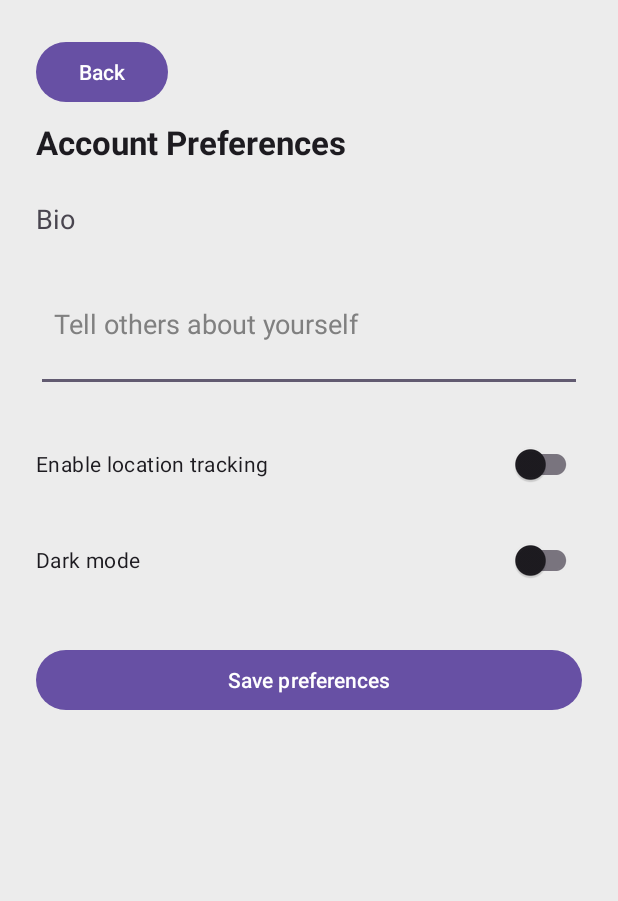
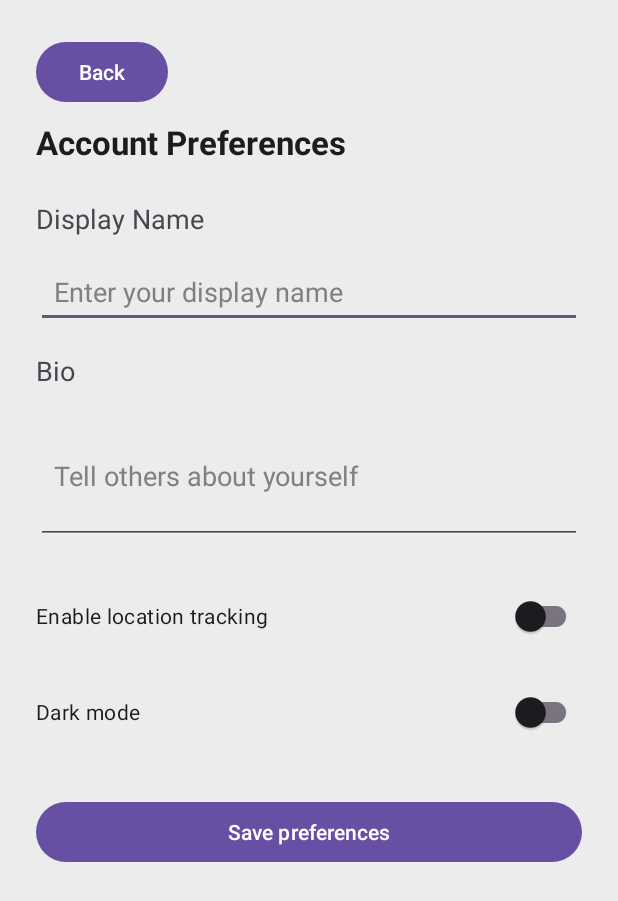
Before and after one commit to Unimeme/Unimeme, an Android app: the AccountActivity screen opened directly, with no data from a screen before it, after a tap on "Account Settings", on a phone screen of 412 x 824 dp. Shown: the top 901 px of the screen. Run offline under Robolectric (Android 15) with nearby library versions, the phone set to English and light mode, and no system bars.

Commit message:
Added Post Delete and Account name change
Posts can now be deleted if they're the user's.

Accounts now have a name associated to them, as well as the ID. This will further relay into more detailing on accounts page with Assignment 5

```diff
--- a/CSE476Assignment3_base/app/src/main/java/com/example/cse476assignment2/AccountActivity.java
+++ b/CSE476Assignment3_base/app/src/main/java/com/example/cse476assignment2/AccountActivity.java
@@ -7,16 +7,10 @@ import android.widget.Button;
 import android.widget.TextView;
 
 import androidx.appcompat.app.AppCompatActivity;
-import androidx.appcompat.app.AppCompatDelegate;
-
-// The following code is written based on YouTube videos I watched
-// ChatGPT was used to beautify code and add comments in places they were not in already
-// change for testing merge in git repo
 
 public class AccountActivity extends AppCompatActivity {
 
-    // Declare UI elements and shared preferences
-    TextView usernameTextView;
+    TextView displayNameTextView, emailTextView;
     Button leaderboardButton, communitypostsButton, logoutButton, accountSettingsButton;
     SharedPreferences sharedPreferences;
 
@@ -25,13 +19,13 @@ public class AccountActivity extends AppCompatActivity {
         super.onCreate(savedInstanceState);
         setContentView(R.layout.activity_account);
 
-        String username = getIntent().getStringExtra("USERNAME");
-        if (username == null) {
-            username = getSharedPreferences("LOGIN_PREFS", MODE_PRIVATE).getString("USERNAME", "User");
+        String email = getIntent().getStringExtra("USERNAME");
+        if (email == null) {
+            email = getSharedPreferences("LOGIN_PREFS", MODE_PRIVATE).getString("USERNAME", "User");
         }
 
-
-        usernameTextView = findViewById(R.id.textView);
+        displayNameTextView = findViewById(R.id.displayNameTextView);
+        emailTextView = findViewById(R.id.emailTextView);
         leaderboardButton = findViewById(R.id.button4);
         communitypostsButton = findViewById(R.id.buttonCommunityPosts);
         logoutButton = findViewById(R.id.logoutButton);
@@ -39,7 +33,13 @@ public class AccountActivity extends AppCompatActivity {
 
         sharedPreferences = getSharedPreferences("LOGIN_PREFS", MODE_PRIVATE);
 
-        usernameTextView.setText(username);
+        // Load the display name from the user-specific preferences
+        SharedPreferences userPrefs = getSharedPreferences("USER_PREFS_" + email, MODE_PRIVATE);
+        String displayName = userPrefs.getString("USER_DISPLAY_NAME", "User");
+
+        // Set the text for both fields
+        displayNameTextView.setText(displayName);
+        emailTextView.setText(email);
 
         leaderboardButton.setText(R.string.go_to_leaderboard);
         communitypostsButton.setText(R.string.go_to_community_posts);
@@ -56,10 +56,10 @@ public class AccountActivity extends AppCompatActivity {
             startActivity(intent);
         });
 
-        final String finalUsername = username;
+        final String finalEmail = email;
         accountSettingsButton.setOnClickListener(v -> {
             Intent intent = new Intent(AccountActivity.this, PreferencesActivity.class);
-            intent.putExtra("USERNAME", finalUsername);
+            intent.putExtra("USERNAME", finalEmail);
             startActivity(intent);
         });
 
@@ -69,4 +69,18 @@ public class AccountActivity extends AppCompatActivity {
             finish();
         });
     }
+
+    // UPDATED: This onResume will refresh the display name if the user changes it in settings
+    @Override
+    protected void onResume() {
+        super.onResume();
+        String email = emailTextView.getText().toString();
+        if (email.isEmpty()) {
+            email = getSharedPreferences("LOGIN_PREFS", MODE_PRIVATE).getString("USERNAME", "User");
+        }
+        SharedPreferences userPrefs = getSharedPreferences("USER_PREFS_" + email, MODE_PRIVATE);
+        String displayName = userPrefs.getString("USER_DISPLAY_NAME", "User");
+        displayNameTextView.setText(displayName);
+        emailTextView.setText(email);
+    }
 }
--- a/CSE476Assignment3_base/app/src/main/java/com/example/cse476assignment2/PreferencesActivity.java
+++ b/CSE476Assignment3_base/app/src/main/java/com/example/cse476assignment2/PreferencesActivity.java
@@ -12,10 +12,12 @@ import androidx.appcompat.widget.SwitchCompat;
 
 public class PreferencesActivity extends AppCompatActivity {
 
+    private static final String KEY_DISPLAY_NAME = "USER_DISPLAY_NAME"; // NEW
     private static final String KEY_BIO = "USER_BIO";
     private static final String KEY_LOCATION_TRACKING = "LOCATION_TRACKING";
     private static final String KEY_DARK_MODE = "DARK_MODE";
 
+    private EditText displayNameEditText; // NEW
     private EditText bioEditText;
     private SwitchCompat locationSwitch;
     private SwitchCompat darkModeSwitch;
@@ -29,26 +31,26 @@ public class PreferencesActivity extends AppCompatActivity {
         super.onCreate(savedInstanceState);
         setContentView(R.layout.activity_preferences);
 
-        // Get username from intent
         username = getIntent().getStringExtra("USERNAME");
         if (username == null) {
-            username = "default_user"; // Fallback if no username provided
+            username = "default_user";
         }
 
-        // Use per-user SharedPreferences
         sharedPreferences = getSharedPreferences("USER_PREFS_" + username, MODE_PRIVATE);
 
+        displayNameEditText = findViewById(R.id.editTextDisplayName); // NEW
         bioEditText = findViewById(R.id.editTextBio);
         locationSwitch = findViewById(R.id.switchLocationTracking);
         darkModeSwitch = findViewById(R.id.switchDarkMode);
         saveButton = findViewById(R.id.buttonSavePreferences);
         backButton = findViewById(R.id.buttonBackPreferences);
 
+        // Load saved preferences
+        displayNameEditText.setText(sharedPreferences.getString(KEY_DISPLAY_NAME, "")); // NEW
         bioEditText.setText(sharedPreferences.getString(KEY_BIO, ""));
         locationSwitch.setChecked(sharedPreferences.getBoolean(KEY_LOCATION_TRACKING, false));
         darkModeSwitch.setChecked(sharedPreferences.getBoolean(KEY_DARK_MODE, false));
 
-        // Immediate dark mode toggle without saving
         darkModeSwitch.setOnCheckedChangeListener((buttonView, isChecked) -> {
             if (isChecked) {
                 AppCompatDelegate.setDefaultNightMode(AppCompatDelegate.MODE_NIGHT_YES);
@@ -60,6 +62,7 @@ public class PreferencesActivity extends AppCompatActivity {
         saveButton.setOnClickListener(v -> {
             sharedPreferences
                     .edit()
+                    .putString(KEY_DISPLAY_NAME, displayNameEditText.getText().toString()) // NEW
                     .putString(KEY_BIO, bioEditText.getText().toString())
                     .putBoolean(KEY_LOCATION_TRACKING, locationSwitch.isChecked())
                     .putBoolean(KEY_DARK_MODE, darkModeSwitch.isChecked())
--- a/CSE476Assignment3_base/app/src/main/res/layout/activity_preferences.xml
+++ b/CSE476Assignment3_base/app/src/main/res/layout/activity_preferences.xml
@@ -28,21 +28,48 @@
         app:layout_constraintTop_toBottomOf="@id/buttonBackPreferences" />
 
     <TextView
-        android:id="@+id/textViewBioLabel"
+        android:id="@+id/textViewDisplayNameLabel"
         android:layout_width="0dp"
         android:layout_height="wrap_content"
         android:layout_marginTop="24dp"
-        android:text="@string/bio_label"
+        android:text="Display Name"
         android:textAppearance="@style/TextAppearance.AppCompat.Medium"
         app:layout_constraintEnd_toEndOf="parent"
         app:layout_constraintStart_toStartOf="parent"
         app:layout_constraintTop_toBottomOf="@id/textViewPreferencesTitle" />
 
     <EditText
+        android:id="@+id/editTextDisplayName"
+        android:layout_width="0dp"
+        android:layout_height="wrap_content"
+        android:layout_marginTop="12dp"
+        android:autofillHints="name"
+        android:hint="Enter your display name"
+        android:inputType="textPersonName"
+        android:padding="12dp"
+        android:textColorHint="@color/hint_grey"
+        app:layout_constraintEnd_toEndOf="parent"
+        app:layout_constraintStart_toStartOf="parent"
+        app:layout_constraintTop_toBottomOf="@id/textViewDisplayNameLabel" />
+
+
+    <TextView
+        android:id="@+id/textViewBioLabel"
+        android:layout_width="0dp"
+        android:layout_height="wrap_content"
+        android:layout_marginTop="16dp"
+        android:text="@string/bio_label"
+        android:textAppearance="@style/TextAppearance.AppCompat.Medium"
+        app:layout_constraintEnd_toEndOf="parent"
+        app:layout_constraintStart_toStartOf="parent"
+        app:layout_constraintTop_toBottomOf="@id/editTextDisplayName" />
+
+    <EditText
         android:id="@+id/editTextBio"
         android:layout_width="0dp"
         android:layout_height="wrap_content"
         android:layout_marginTop="12dp"
+        android:autofillHints="none"
         android:hint="@string/bio_hint"
         android:inputType="textMultiLine"
         android:minLines="3"
```
Also changed, not shown: CSE476Assignment3_base/app/src/main/java/com/example/cse476assignment2/CommunityPostsActivity.java (+29 -26 lines), CSE476Assignment3_base/app/src/main/java/com/example/cse476assignment2/PostAdapter.java (+24 -11 lines), CSE476Assignment3_base/app/src/main/res/layout/activity_account.xml (+39 -59 lines), CSE476Assignment3_base/app/src/main/res/layout/post_item.xml (+34 -10 lines).
